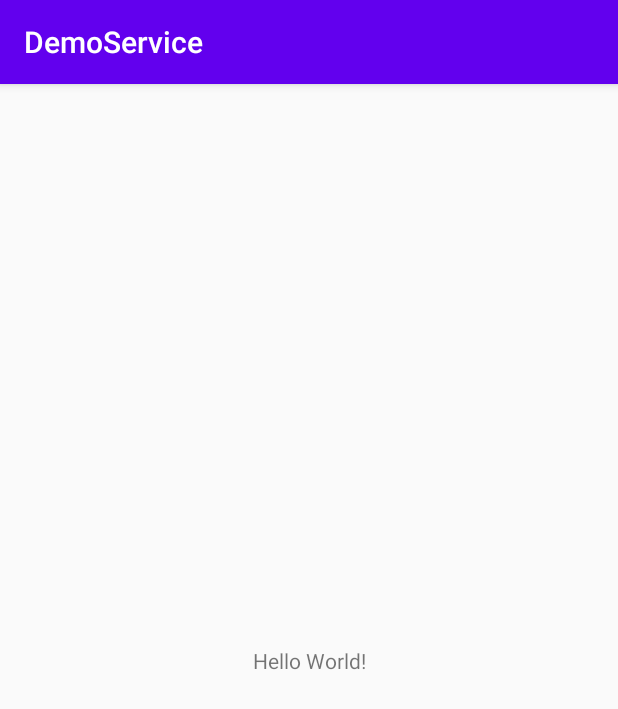
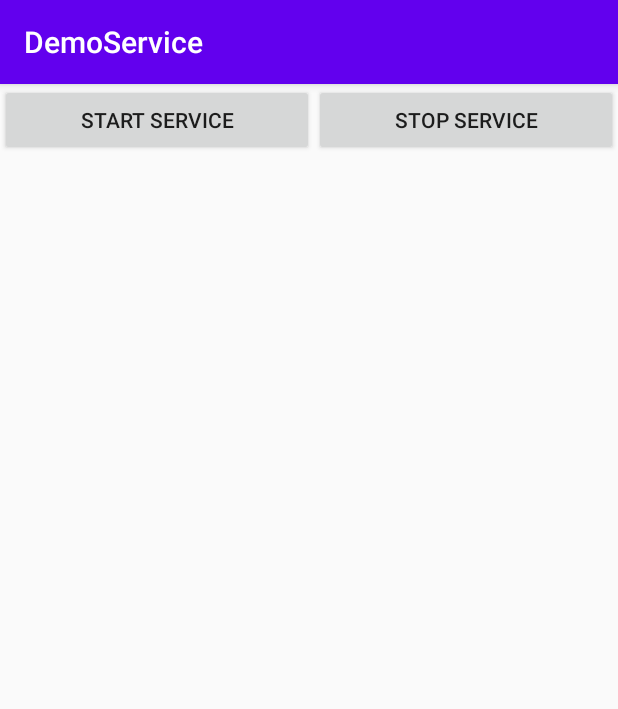
Before and after one commit to BenedictwOw/DemoService, an Android app: the screen it shows after launch (MainActivity), on a phone screen of 412 x 824 dp. Shown: the top 709 px of the screen. Run offline under Robolectric (Android 15) with nearby library versions, the phone set to English and light mode, and no system bars.

```diff
--- a/app/src/main/AndroidManifest.xml
+++ b/app/src/main/AndroidManifest.xml
@@ -16,6 +16,11 @@
                 <category android:name="android.intent.category.LAUNCHER" />
             </intent-filter>
         </activity>
+
+        <service
+            android:name=".MyService"
+            android:enabled="true"
+            android:exported="true"></service>
     </application>
 
 </manifest>
--- a/app/src/main/java/com/myapplicationdev/android/demoservice/MainActivity.java
+++ b/app/src/main/java/com/myapplicationdev/android/demoservice/MainActivity.java
@@ -2,13 +2,37 @@ package com.myapplicationdev.android.demoservice;
 
 import androidx.appcompat.app.AppCompatActivity;
 
+import android.content.Intent;
 import android.os.Bundle;
+import android.view.View;
+import android.widget.Button;
 
 public class MainActivity extends AppCompatActivity {
+
+    Button btnStart,btnEnd;
 
     @Override
     protected void onCreate(Bundle savedInstanceState) {
         super.onCreate(savedInstanceState);
         setContentView(R.layout.activity_main);
+        btnStart = findViewById(R.id.btnStart);
+        btnEnd = findViewById(R.id.btnEnd);
+
+        btnStart.setOnClickListener(new View.OnClickListener() {
+            @Override
+            public void onClick(View v) {
+                Intent i = new Intent(MainActivity.this, MyService.class);
+                startService(i);
+            }
+        });
+
+        btnEnd.setOnClickListener(new View.OnClickListener() {
+            @Override
+            public void onClick(View v) {
+                Intent i = new Intent(MainActivity.this, MyService.class);
+                stopService(i);
+            }
+        });
+
     }
 }
--- a/app/src/main/res/layout/activity_main.xml
+++ b/app/src/main/res/layout/activity_main.xml
@@ -1,18 +1,30 @@
 <?xml version="1.0" encoding="utf-8"?>
-<androidx.constraintlayout.widget.ConstraintLayout xmlns:android="http://schemas.android.com/apk/res/android"
+<LinearLayout xmlns:android="http://schemas.android.com/apk/res/android"
     xmlns:app="http://schemas.android.com/apk/res-auto"
     xmlns:tools="http://schemas.android.com/tools"
     android:layout_width="match_parent"
     android:layout_height="match_parent"
+    android:orientation="vertical"
     tools:context=".MainActivity">
 
-    <TextView
-        android:layout_width="wrap_content"
-        android:layout_height="wrap_content"
-        android:text="Hello World!"
-        app:layout_constraintBottom_toBottomOf="parent"
-        app:layout_constraintLeft_toLeftOf="parent"
-        app:layout_constraintRight_toRightOf="parent"
-        app:layout_constraintTop_toTopOf="parent" />
+    <LinearLayout
+        android:layout_width="match_parent"
+        android:layout_height="match_parent"
+        android:orientation="horizontal">
 
-</androidx.constraintlayout.widget.ConstraintLayout>
+        <Button
+            android:id="@+id/btnStart"
+            android:layout_width="wrap_content"
+            android:layout_height="wrap_content"
+            android:layout_weight="1"
+            android:text="start service" />
+
+        <Button
+            android:id="@+id/btnEnd"
+            android:layout_width="wrap_content"
+            android:layout_height="wrap_content"
+            android:layout_weight="1"
+            android:text="stop service" />
+    </LinearLayout>
+
+</LinearLayout>
```
Also changed, not shown: app/src/main/java/com/myapplicationdev/android/demoservice/MyService.java (added, +39 -0 lines).
